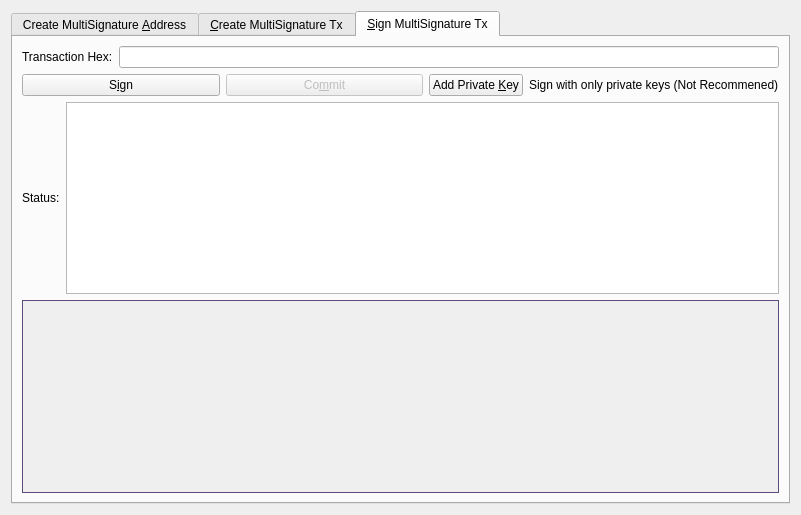
vipcore/VIP-OLD, file src/qt/forms/multisigdialog.ui: the form before one commit.
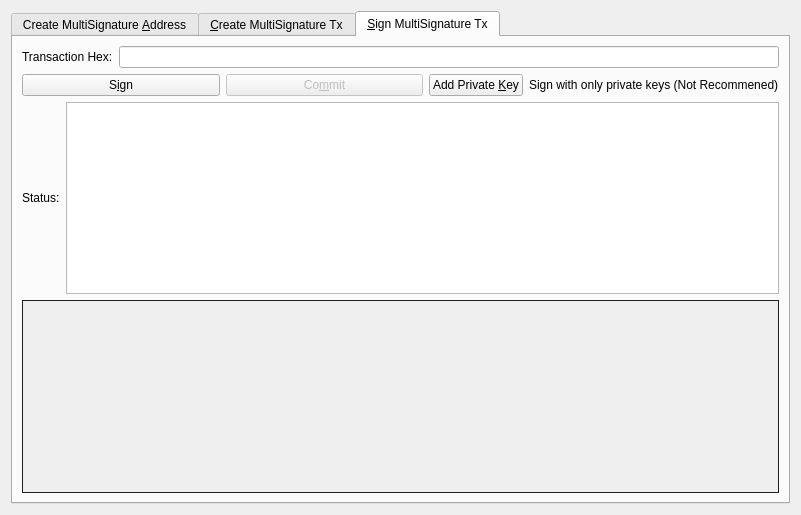
The form after the commit. The open tabs and pages were chosen to show the change. Icons and pictures are not drawn.

```diff
--- a/src/qt/forms/multisigdialog.ui
+++ b/src/qt/forms/multisigdialog.ui
@@ -23,7 +23,7 @@
    <item>
     <widget class="QTabWidget" name="multisigTabWidget">
      <property name="styleSheet">
-      <string notr="true">QScrollArea{border: 1px solid #5b4c7c;}</string>
+      <string notr="true">QScrollArea{border: 1px solid #1f1f1f;}</string>
      </property>
      <property name="currentIndex">
       <number>1</number>
@@ -593,13 +593,13 @@
      <widget class="QWidget" name="signMultisigTransaction">
       <property name="styleSheet">
        <string notr="true">txScrollArea:{
-	border: 1px solid #5b4c7c;
+	border: 1px solid #1f1f1f;
 }
 keyScrollArea:{
-	border: 1px solid #5b4c7c;
+	border: 1px solid #1f1f1f;
 }
 txScrollArea:{
-	border: 1px solid #5b4c7c;
+	border: 1px solid #1f1f1f;
 }</string>
       </property>
       <attribute name="title">
```
Left out of the diff: 4 changed lines with no effect on the pictures.
